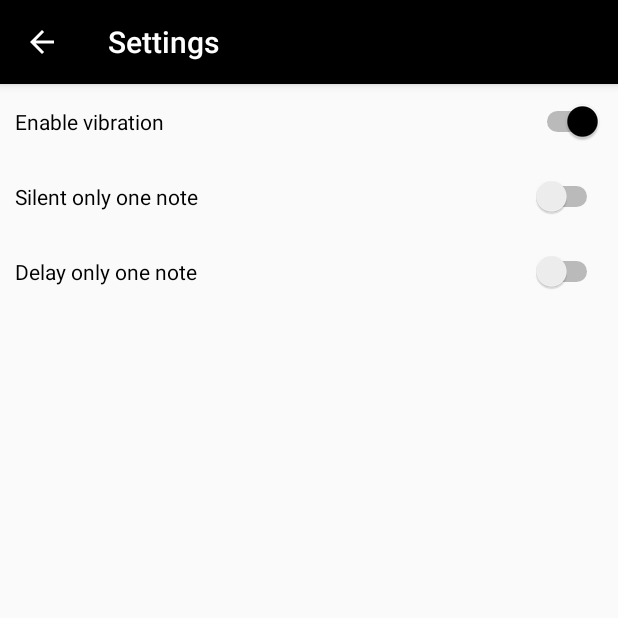
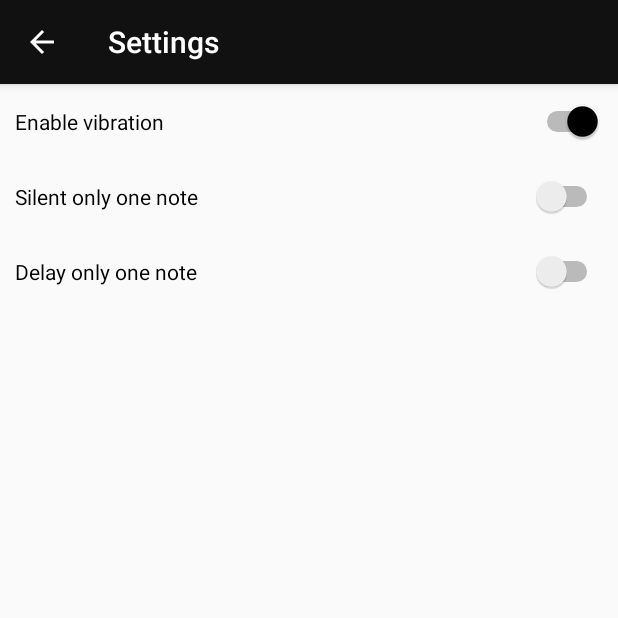
Before and after one commit to NapoleonTheCake/notificatorro, an Android app: the SettingsActivity screen opened directly, with no data from a screen before it, on a phone screen of 412 x 824 dp, the top half of it. Run offline under Robolectric (Android 15) with nearby library versions, the light colour scheme and no system bars.

```diff
--- a/source/app/src/main/res/values/colors.xml
+++ b/source/app/src/main/res/values/colors.xml
@@ -1,6 +1,6 @@
 <?xml version="1.0" encoding="utf-8"?>
 <resources>
-    <color name="colorPrimary">#FF000000</color>
+    <color name="colorPrimary">#FF111111</color>
     <color name="colorPrimaryDark">#FF212121</color>
     <color name="colorAccent">#FF000000</color>
     <color name="text_Header_Color">#FF000000</color>
```
Also changed, not shown: source/app/src/main/java/com/cake/notificator/SettingsActivity.java (+16 -0 lines).
